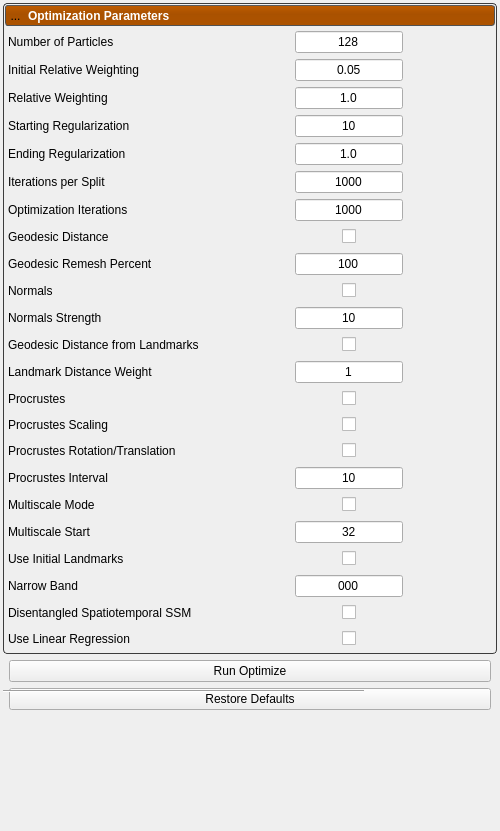
Above: Studio/Optimize/OptimizeTool.ui from SCIInstitute/ShapeWorks before the change. Below: the same form after it.
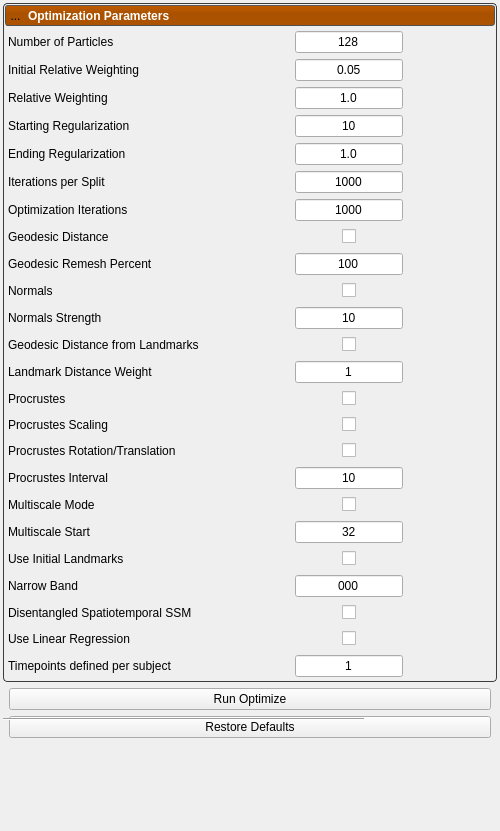
That is the form after the change. Icons and pictures are not drawn.

Commit message: more studio support

Patch:
```diff
--- a/Studio/Optimize/OptimizeTool.ui
+++ b/Studio/Optimize/OptimizeTool.ui
@@ -439,6 +439,13 @@
                  </property>
                 </widget>
                </item>
+               <item row="23" column="0">
+                <widget class="QLabel" name="label_time_points">
+                 <property name="text">
+                  <string>Timepoints defined per subject</string>
+                 </property>
+                </widget>
+               </item>
                <item row="12" column="2">
                 <widget class="QLineEdit" name="geodesics_to_landmarks_weight">
                  <property name="text">
@@ -500,6 +507,16 @@
                  </property>
                 </widget>
                </item>
+               <item row="23" column="2">
+                <widget class="QLineEdit" name="time_points_per_subject">
+                 <property name="text">
+                  <string>1</string>
+                 </property>
+                 <property name="alignment">
+                  <set>Qt::AlignCenter</set>
+                 </property>
+                </widget>
+               </item>
                <item row="20" column="0">
                 <widget class="QLabel" name="label_24">
                  <property name="text">
```
Left out of the diff: 1 changed line with no effect on the pictures. The commit also changes 1 other file.
